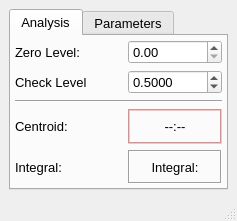
Qt form UIs/nFocalSpot.ui (NeutrinoToolkit/Neutrino) before a commit.
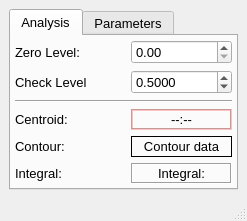
The same form after that commit.

Patch:
```diff
--- a/UIs/nFocalSpot.ui
+++ b/UIs/nFocalSpot.ui
@@ -6,7 +6,7 @@
    <rect>
     <x>0</x>
     <y>0</y>
-    <width>213</width>
+    <width>247</width>
     <height>221</height>
    </rect>
   </property>
@@ -568,7 +568,7 @@
           </property>
          </widget>
         </item>
-        <item row="5" column="0">
+        <item row="6" column="0">
          <widget class="QLabel" name="label_6">
           <property name="font">
            <font>
@@ -580,7 +580,7 @@
           </property>
          </widget>
         </item>
-        <item row="5" column="2" colspan="2">
+        <item row="6" column="2" colspan="2">
          <widget class="QLabel" name="integral_lbl">
           <property name="font">
            <font>
@@ -601,6 +601,26 @@
           </property>
          </widget>
         </item>
+        <item row="5" column="0">
+         <widget class="QLabel" name="label_5">
+          <property name="text">
+           <string>Contour:</string>
+          </property>
+         </widget>
+        </item>
+        <item row="5" column="2" colspan="2">
+         <widget class="QLabel" name="contour_lbl">
+          <property name="frameShape">
+           <enum>QFrame::Box</enum>
+          </property>
+          <property name="text">
+           <string>Contour data</string>
+          </property>
+          <property name="alignment">
+           <set>Qt::AlignCenter</set>
+          </property>
+         </widget>
+        </item>
        </layout>
       </widget>
       <widget class="QWidget" name="tab_2">
```
